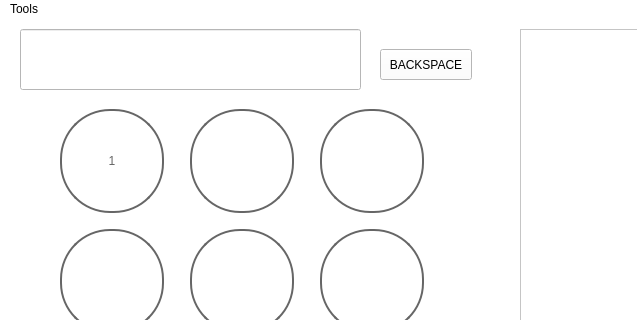
Above: dialerApp/mainwindow.ui from MathewLister/DialerApp before the change; both pictures show x 0 to 637 and y 0 to 320 of the 1091 by 760 pixel window. Below: the same form after it.
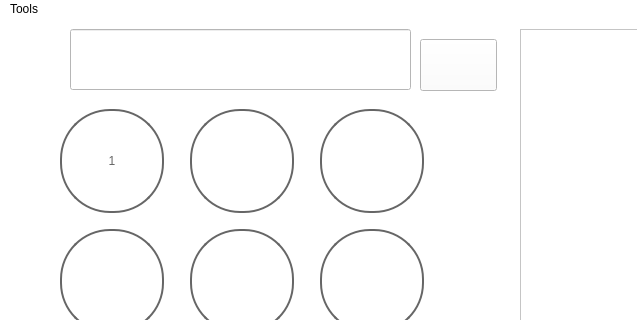
That is the form after the change.

Commit message: Added backspace button and call popup

Diff of the .ui file:
```diff
--- a/dialerApp/mainwindow.ui
+++ b/dialerApp/mainwindow.ui
@@ -373,24 +373,30 @@
    <widget class="QLineEdit" name="NumDisplay">
     <property name="geometry">
      <rect>
-      <x>20</x>
+      <x>70</x>
       <y>10</y>
       <width>341</width>
       <height>61</height>
      </rect>
     </property>
+    <property name="text">
+     <string/>
+    </property>
    </widget>
    <widget class="QPushButton" name="pushButton">
     <property name="geometry">
      <rect>
-      <x>380</x>
-      <y>30</y>
-      <width>92</width>
-      <height>31</height>
+      <x>420</x>
+      <y>20</y>
+      <width>77</width>
+      <height>52</height>
      </rect>
     </property>
+    <property name="styleSheet">
+     <string notr="true"/>
+    </property>
     <property name="text">
-     <string>BACKSPACE</string>
+     <string/>
     </property>
    </widget>
   </widget>
```
Left out of the diff: 2 changed lines with no effect on the pictures. The commit also changes 17 other files.
